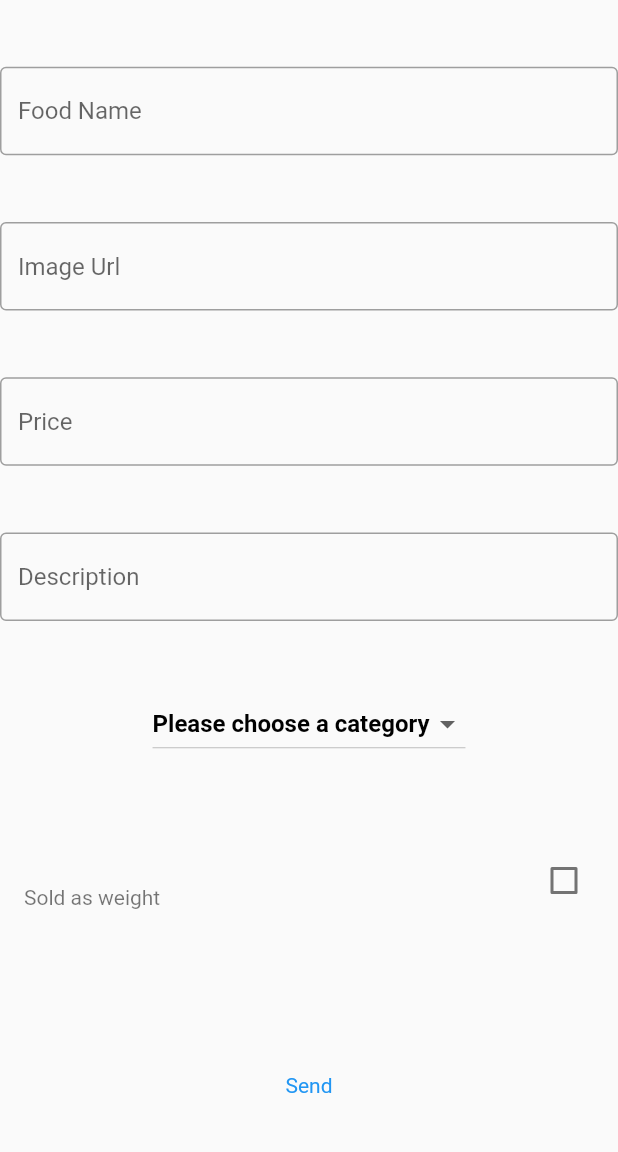
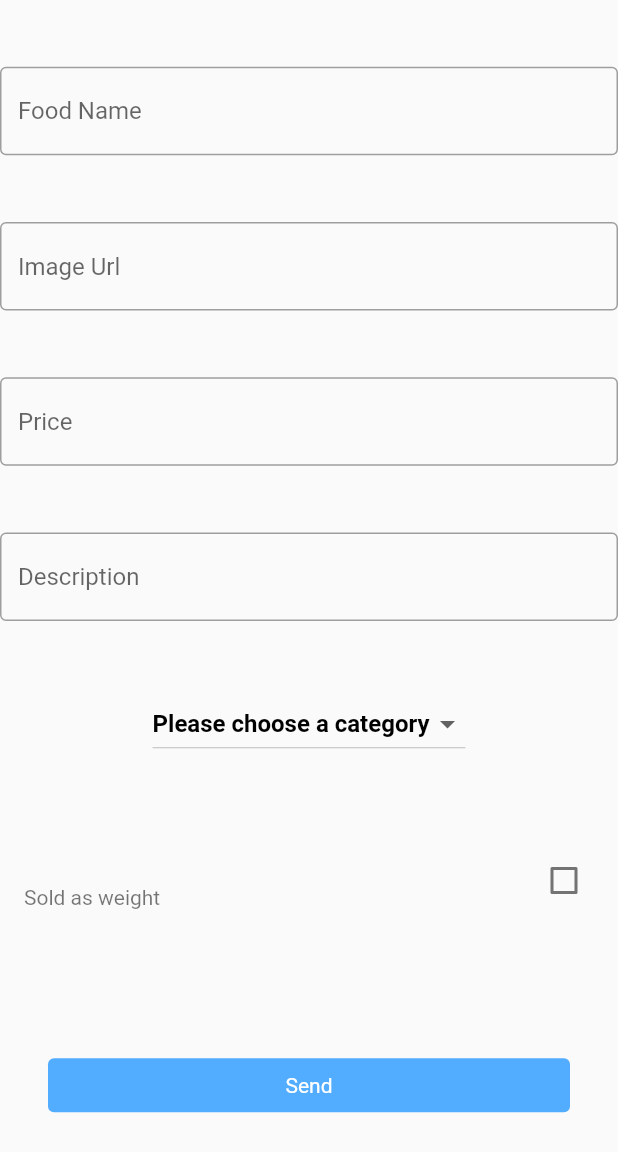
Before and after one commit to alibeyaz1/PattyApp, a Flutter app: the MainScreen screen opened directly, after a tap on "Add New Food", on a phone screen of 412 x 824 dp. Shown: the top 1152 px of the screen. Run offline on Flutter 3.47's test engine with Material 2 defaults, Android fonts, the phone set to English and light mode, and no system bars; our stand-ins replace carousel_pro, flutter_login, font_awesome_flutter, shared_preferences; accounts and stored records are empty; network calls fail; statements that could not run were skipped.

Commit message:
Some Design Changes

```diff
--- a/lib/pages/FoodDetailsPage.dart
+++ b/lib/pages/FoodDetailsPage.dart
@@ -26,7 +26,7 @@ class _FoodDetailsPageState extends State<FoodDetailsPage> {
   }
 
   _getProduct() async {
-    var url = Uri.parse('http://10.0.2.2:3000/api/products/${widget.id}');
+    var url = Uri.parse('http://localhost:3000/api/products/${widget.id}');
 
     var response = await http.get(url);
 
--- a/lib/pages/admin/add_food.dart
+++ b/lib/pages/admin/add_food.dart
@@ -40,7 +40,7 @@ class _MyCustomFormState extends State<MyCustomForm> {
 
     String token = prefs.get("token");
 
-    var url = Uri.parse('http://10.0.2.2:3000/api/products/');
+    var url = Uri.parse('http://localhost:3000/api/products/');
 
     var response = await http.post(url, body: {
       'name': name,
@@ -178,7 +178,10 @@ class _MyCustomFormState extends State<MyCustomForm> {
                   )
                 : TextButton(
                     child: Text("Send"),
-                    //color: Colors.red,
+                    style: TextButton.styleFrom(
+                      primary: Colors.white,
+                      backgroundColor: Color(0xFF52acff),
+                    ),
                     onPressed: () {
                       saveProduct();
                     }),
--- a/lib/pages/admin/constants.dart
+++ b/lib/pages/admin/constants.dart
@@ -1,7 +1,7 @@
 import 'package:flutter/material.dart';
 
-const primaryColor = Color(0xFF2697FF);
-const secondaryColor = Color(0xFF2A2D3E);
+const primaryColor = Color(0xFF52acff);
+const secondaryColor = Color(0xFFc4c4c4);
 const bgColor = Color(0xFF212332);
 
 const defaultPadding = 16.0;
--- a/lib/pages/admin/screens/dashboard/components/my_fiels.dart
+++ b/lib/pages/admin/screens/dashboard/components/my_fiels.dart
@@ -86,7 +86,7 @@ class _FileInfoCardGridViewState extends State<FileInfoCardGridView> {
   }
 
   getData() async {
-    var url = Uri.parse('http://10.0.2.2:3000/api/orders/count?filter=daily');
+    var url = Uri.parse('http://localhost:3000/api/orders/count?filter=daily');
 
     var response = await http.get(url);
 
@@ -100,7 +100,7 @@ class _FileInfoCardGridViewState extends State<FileInfoCardGridView> {
       color: primaryColor,
     ));
 
-    url = Uri.parse('http://10.0.2.2:3000/api/orders/count?filter=weekly');
+    url = Uri.parse('http://localhost:3000/api/orders/count?filter=weekly');
 
     response = await http.get(url);
 
@@ -114,7 +114,7 @@ class _FileInfoCardGridViewState extends State<FileInfoCardGridView> {
       color: primaryColor,
     ));
 
-    url = Uri.parse('http://10.0.2.2:3000/api/orders/count?filter=monthly');
+    url = Uri.parse('http://localhost:3000/api/orders/count?filter=monthly');
 
     response = await http.get(url);
 
@@ -131,7 +131,7 @@ class _FileInfoCardGridViewState extends State<FileInfoCardGridView> {
     final prefs = await SharedPreferences.getInstance();
 
     String token = prefs.get("token");
-    url = Uri.parse('http://10.0.2.2:3000/api/orders/count?filter=all');
+    url = Uri.parse('http://localhost:3000/api/orders/count?filter=all');
 
     response = await http.get(url, headers: {'token': token});
 
--- a/lib/pages/admin/screens/dashboard/components/storage_details.dart
+++ b/lib/pages/admin/screens/dashboard/components/my_foods.dart
@@ -1,10 +1,10 @@
+import 'package:PattyApp/pages/admin/screens/dashboard/components/my_foods_cards.dart';
 import 'package:flutter/material.dart';
 
 import '../../../constants.dart';
-import 'storage_info_card.dart';
 
-class StarageDetails extends StatelessWidget {
-  const StarageDetails({
+class MyFoods extends StatelessWidget {
+  const MyFoods({
     Key key,
   }) : super(key: key);
 
@@ -20,36 +20,28 @@ class StarageDetails extends StatelessWidget {
         crossAxisAlignment: CrossAxisAlignment.start,
         children: [
           Text(
-            "Storage Details",
+            "My Foods",
             style: TextStyle(
               fontSize: 18,
               fontWeight: FontWeight.w500,
             ),
           ),
           SizedBox(height: defaultPadding),
-          StorageInfoCard(
-            svgSrc: "assets/icons/Documents.svg",
+          MyFoodsCards(
             title: "Documents Files",
-            amountOfFiles: "1.3GB",
-            numOfFiles: 1327,
+            price: "1.3GB",
           ),
-          StorageInfoCard(
-            svgSrc: "assets/icons/media.svg",
+          MyFoodsCards(
             title: "Media Files",
-            amountOfFiles: "15.3GB",
-            numOfFiles: 1328,
+            price: "15.3GB",
           ),
-          StorageInfoCard(
-            svgSrc: "assets/icons/folder.svg",
+          MyFoodsCards(
             title: "Other Files",
-            amountOfFiles: "1.3GB",
-            numOfFiles: 1328,
+            price: "1.3GB",
           ),
-          StorageInfoCard(
-            svgSrc: "assets/icons/unknown.svg",
+          MyFoodsCards(
             title: "Unknown",
-            amountOfFiles: "1.3GB",
-            numOfFiles: 140,
+            price: "1.3GB",
           ),
         ],
       ),
--- a/lib/pages/admin/screens/dashboard/components/storage_info_card.dart
+++ b/lib/pages/admin/screens/dashboard/components/my_foods_cards.dart
@@ -1,18 +1,14 @@
+import 'package:PattyApp/pages/admin/constants.dart';
 import 'package:flutter/material.dart';
 
-import '../../../constants.dart';
-
-class StorageInfoCard extends StatelessWidget {
-  const StorageInfoCard({
+class MyFoodsCards extends StatelessWidget {
+  const MyFoodsCards({
     Key key,
     @required this.title,
-    @required this.svgSrc,
-    @required this.amountOfFiles,
-    @required this.numOfFiles,
+    @required this.price,
   }) : super(key: key);
 
-  final String title, svgSrc, amountOfFiles;
-  final int numOfFiles;
+  final String title, price;
 
   @override
   Widget build(BuildContext context) {
@@ -27,11 +23,6 @@ class StorageInfoCard extends StatelessWidget {
       ),
       child: Row(
         children: [
-          SizedBox(
-            height: 20,
-            width: 20,
-            child: Image.asset(svgSrc),
-          ),
           Expanded(
             child: Padding(
               padding: const EdgeInsets.symmetric(horizontal: defaultPadding),
@@ -43,18 +34,11 @@ class StorageInfoCard extends StatelessWidget {
                     maxLines: 1,
                     overflow: TextOverflow.ellipsis,
                   ),
-                  Text(
-                    "$numOfFiles Files",
-                    style: Theme.of(context)
-                        .textTheme
-                        .caption
-                        .copyWith(color: Colors.white70),
-                  ),
                 ],
               ),
             ),
           ),
-          Text(amountOfFiles)
+          Text(price)
         ],
       ),
     );
--- a/lib/pages/admin/screens/dashboard/components/recent_files.dart
+++ b/lib/pages/admin/screens/dashboard/components/recent_foods.dart
@@ -3,8 +3,8 @@ import 'package:flutter/material.dart';
 
 import '../../../constants.dart';
 
-class RecentFiles extends StatelessWidget {
-  const RecentFiles({
+class RecentFoods extends StatelessWidget {
+  const RecentFoods({
     Key key,
   }) : super(key: key);
 
@@ -30,13 +30,13 @@ class RecentFiles extends StatelessWidget {
               columnSpacing: defaultPadding,
               columns: [
                 DataColumn(
-                  label: Text("File Name"),
+                  label: Text("Costumer Name"),
                 ),
                 DataColumn(
                   label: Text("Date"),
                 ),
                 DataColumn(
-                  label: Text("Size"),
+                  label: Text("Price"),
                 ),
               ],
               rows: List.generate(
@@ -62,7 +62,7 @@ DataRow recentFileDataRow(RecentFile fileInfo) {
         ),
       ),
       DataCell(Text(fileInfo.date)),
-      DataCell(Text(fileInfo.size)),
+      DataCell(Text(fileInfo.price)),
     ],
   );
 }
--- a/lib/pages/admin/screens/dashboard/dashboard_screen.dart
+++ b/lib/pages/admin/screens/dashboard/dashboard_screen.dart
@@ -1,10 +1,11 @@
+import 'package:PattyApp/pages/admin/screens/dashboard/components/recent_foods.dart';
+
 import '../../responsive.dart';
 import 'package:flutter/material.dart';
 
 import '../../constants.dart';
 import 'components/my_fiels.dart';
-import 'components/recent_files.dart';
-import 'components/storage_details.dart';
+import 'components/my_foods.dart';
 
 class DashboardScreen extends StatelessWidget {
   @override
@@ -24,10 +25,10 @@ class DashboardScreen extends StatelessWidget {
                     children: [
                       MyFiels(),
                       SizedBox(height: defaultPadding),
-                      RecentFiles(),
+                      RecentFoods(),
                       if (Responsive.isMobile(context))
                         SizedBox(height: defaultPadding),
-                      if (Responsive.isMobile(context)) StarageDetails(),
+                      if (Responsive.isMobile(context)) MyFoods(),
                     ],
                   ),
                 ),
@@ -37,7 +38,7 @@ class DashboardScreen extends StatelessWidget {
                 if (!Responsive.isMobile(context))
                   Expanded(
                     flex: 2,
-                    child: StarageDetails(),
+                    child: MyFoods(),
                   ),
               ],
             )
--- a/lib/pages/auth.dart
+++ b/lib/pages/auth.dart
@@ -14,7 +14,7 @@ class Auth extends StatelessWidget {
   Future<String> _signupUser(LoginData data) async {
     print('Name: ${data.name}, Password: ${data.password}');
 
-    var url = Uri.parse('http://10.0.2.2:3000/api/auth/signup');
+    var url = Uri.parse('http://localhost:3000/api/auth/signup');
 
     var response = await http.post(url, body: {
       'username': "",
@@ -36,7 +36,7 @@ class Auth extends StatelessWidget {
   }
 
   Future<String> _loginUser(LoginData data) async {
-    var url = Uri.parse('http://10.0.2.2:3000/api/auth/login');
+    var url = Uri.parse('http://localhost:3000/api/auth/login');
 
     var response = await http.post(url, body: {
       'username': "",
--- a/lib/pages/sellersPage.dart
+++ b/lib/pages/sellersPage.dart
@@ -19,7 +19,7 @@ class _SellersPageState extends State<SellersPage> {
   }
 
   void _getUsers() async {
-    var url = Uri.parse('http://10.0.2.2:3000/api/auth/sellers');
+    var url = Uri.parse('http://localhost:3000/api/auth/sellers');
 
     var response = await http.get(url);
 
--- a/lib/widgets/BestFoodWidget.dart
+++ b/lib/widgets/BestFoodWidget.dart
@@ -20,7 +20,7 @@ class _BestFoodWidgetState extends State<BestFoodWidget> {
   }
 
   void _getFoods() async {
-    var url = Uri.parse('http://10.0.2.2:3000/api/products/bestseller');
+    var url = Uri.parse('http://localhost:3000/api/products/bestseller');
 
     var response = await http.get(url);
 
--- a/lib/widgets/PopularFoodsWidget.dart
+++ b/lib/widgets/PopularFoodsWidget.dart
@@ -22,7 +22,7 @@ class _PopularFoodsWidgetState extends State<PopularFoodsWidget> {
   }
 
   void _getFoods() async {
-    var url = Uri.parse('http://10.0.2.2:3000/api/products');
+    var url = Uri.parse('http://localhost:3000/api/products');
 
     var response = await http.get(url);
 
```
Also changed, not shown: lib/pages/admin/models/RecentFile.dart (+9 -9 lines), 6 other files.
